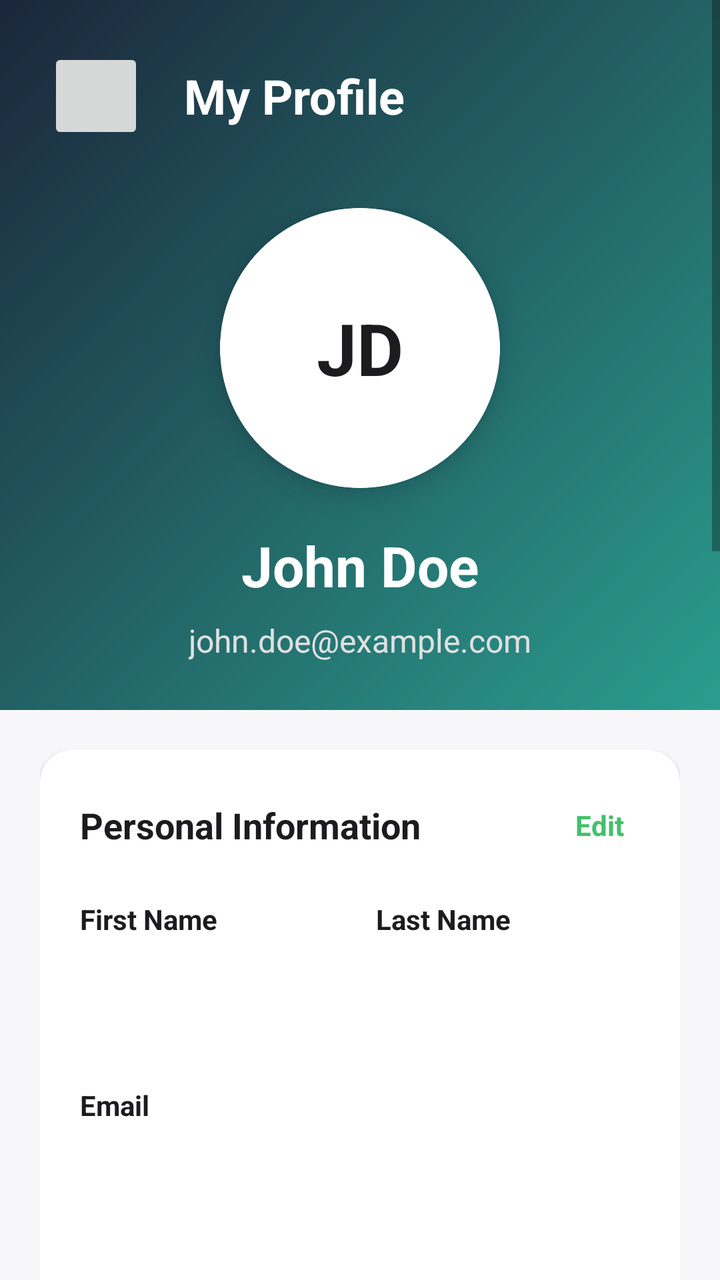
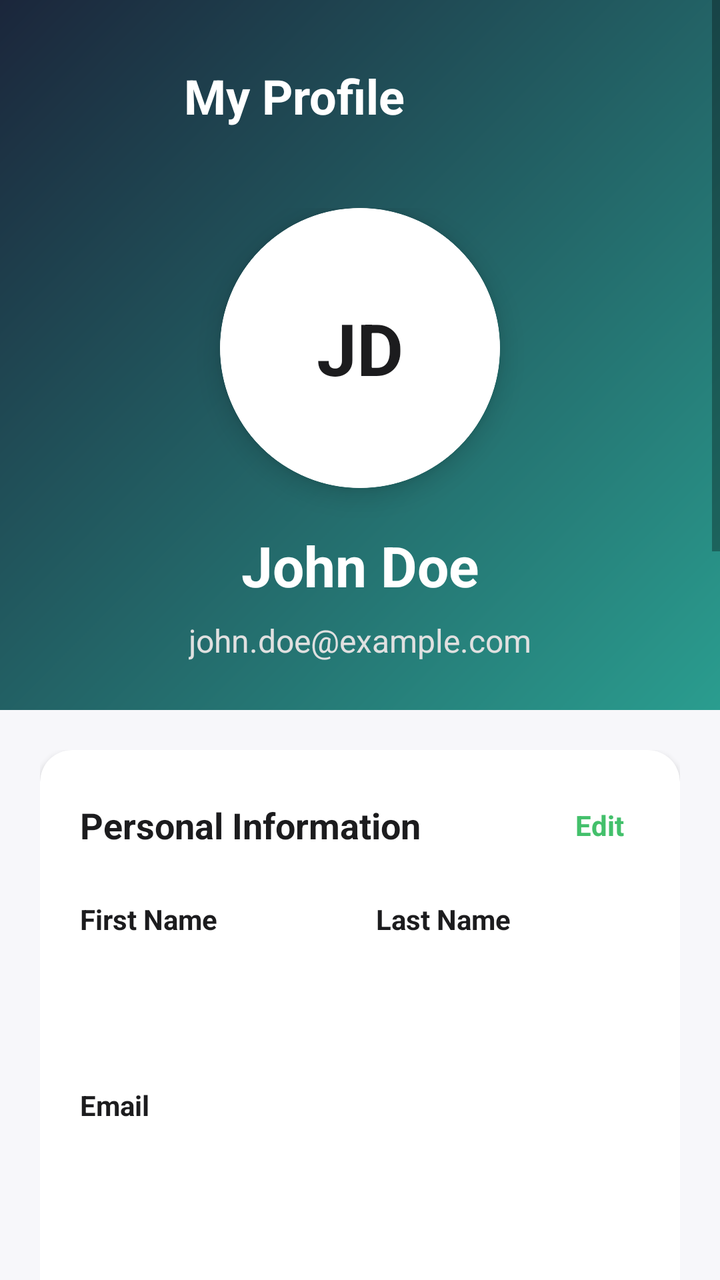

Two renders of the same Android screen: before a commit and after it. Below are the layout's source before the change and the commit's diff.
<!-- AndroidManifest.xml: application theme Theme.RadarShop -->
<!-- res/layout/activity_profile.xml -->
<?xml version="1.0" encoding="utf-8"?>
<ScrollView xmlns:android="http://schemas.android.com/apk/res/android"
    xmlns:app="http://schemas.android.com/apk/res-auto"
    android:layout_width="match_parent"
    android:layout_height="match_parent"
    android:background="@color/bgPage"
    android:fillViewport="true">

    <LinearLayout
        android:layout_width="match_parent"
        android:layout_height="wrap_content"
        android:orientation="vertical">

        
        <LinearLayout
            android:layout_width="match_parent"
            android:layout_height="wrap_content"
            android:background="@drawable/profile_header_gradient"
            android:orientation="vertical"
            android:padding="24dp">

            
            <LinearLayout
                android:layout_width="match_parent"
                android:layout_height="wrap_content"
                android:orientation="horizontal"
                android:gravity="center_vertical"
                android:layout_marginBottom="32dp">

                <ImageButton
                    android:id="@+id/btnBack"
                    android:layout_width="48dp"
                    android:layout_height="48dp"
                    android:contentDescription="Back"
                    android:src="@drawable/back_arrow" />

                <TextView
                    android:layout_width="0dp"
                    android:layout_height="wrap_content"
                    android:layout_weight="1"
                    android:text="My Profile"
                    android:textStyle="bold"
                    android:textSize="24sp"
                    android:textColor="@android:color/white"
                    android:paddingStart="20dp" />
            </LinearLayout>

            
            <LinearLayout
                android:layout_width="match_parent"
                android:layout_height="wrap_content"
                android:orientation="vertical"
                android:gravity="center_horizontal">

                
                <com.google.android.material.card.MaterialCardView
                    android:layout_width="140dp"
                    android:layout_height="140dp"
                    app:cardCornerRadius="70dp"
                    app:strokeColor="#FFFFFF"
                    app:strokeWidth="4dp"
                    app:cardElevation="8dp"
                    android:layout_marginBottom="20dp">

                    <TextView
                        android:id="@+id/tvAvatar"
                        android:layout_width="match_parent"
                        android:layout_height="match_parent"
                        android:gravity="center"
                        android:text="JD"
                        android:textSize="36sp"
                        android:textStyle="bold"
                        android:textColor="@color/txtPrimary" />
                </com.google.android.material.card.MaterialCardView>

                
                <TextView
                    android:id="@+id/tvName"
                    android:layout_width="wrap_content"
                    android:layout_height="wrap_content"
                    android:text="John Doe"
                    android:textStyle="bold"
                    android:textColor="@android:color/white"
                    android:textSize="28sp"
                    android:layout_marginBottom="8dp" />

                
                <TextView
                    android:id="@+id/tvEmailHeader"
                    android:layout_width="wrap_content"
                    android:layout_height="wrap_content"
                    android:text="john.doe@example.com"
                    android:textColor="#E0E0E0"
                    android:textSize="16sp" />
            </LinearLayout>
        </LinearLayout>

        
        <LinearLayout
            android:layout_width="match_parent"
            android:layout_height="wrap_content"
            android:orientation="vertical"
            android:padding="20dp">

            
            <com.google.android.material.card.MaterialCardView
                android:layout_width="match_parent"
                android:layout_height="wrap_content"
                android:layout_marginBottom="20dp"
                app:cardCornerRadius="16dp"
                app:cardElevation="2dp">

                <LinearLayout
                    android:layout_width="match_parent"
                    android:layout_height="wrap_content"
                    android:orientation="vertical"
                    android:padding="20dp">

                    
                    <LinearLayout
                        android:layout_width="match_parent"
                        android:layout_height="wrap_content"
                        android:orientation="horizontal"
                        android:gravity="center_vertical"
                        android:layout_marginBottom="20dp">

                        <TextView
                            android:layout_width="0dp"
                            android:layout_height="wrap_content"
                            android:layout_weight="1"
                            android:text="Personal Information"
                            android:textStyle="bold"
                            android:textSize="18sp"
                            android:textColor="@color/txtPrimary" />

                        <ImageView
                            android:id="@+id/ivSave"
                            android:layout_width="24dp"
                            android:layout_height="24dp"
                            android:src="@android:drawable/ic_menu_save"
                            android:visibility="gone"
                            app:tint="@color/promoGreen" />

                        <TextView
                            android:id="@+id/tvEdit"
                            android:layout_width="wrap_content"
                            android:layout_height="wrap_content"
                            android:text="Edit"
                            android:textColor="@color/promoGreen"
                            android:textStyle="bold"
                            android:paddingStart="12dp"
                            android:background="?attr/selectableItemBackground"
                            android:padding="8dp" />
                    </LinearLayout>

                    
                    <LinearLayout
                        android:layout_width="match_parent"
                        android:layout_height="wrap_content"
                        android:orientation="horizontal"
                        android:layout_marginBottom="16dp">

                        <LinearLayout
                            android:layout_width="0dp"
                            android:layout_height="wrap_content"
                            android:layout_weight="1"
                            android:orientation="vertical"
                            android:paddingEnd="8dp">

                            <TextView
                                android:layout_width="wrap_content"
                                android:layout_height="wrap_content"
                                android:text="First Name"
                                android:textStyle="bold"
                                android:textColor="@color/txtPrimary"
                                android:textSize="14sp"
                                android:layout_marginBottom="8dp" />

                            <EditText
                                android:id="@+id/etFirst"
                                android:layout_width="match_parent"
                                android:layout_height="50dp"
                                android:background="@drawable/rounded_container"
                                android:padding="12dp"
                                android:enabled="false"
                                android:textSize="16sp" />
                        </LinearLayout>

                        <LinearLayout
                            android:layout_width="0dp"
                            android:layout_height="wrap_content"
                            android:layout_weight="1"
                            android:orientation="vertical"
                            android:paddingStart="8dp">

                            <TextView
                                android:layout_width="wrap_content"
                                android:layout_height="wrap_content"
                                android:text="Last Name"
                                android:textStyle="bold"
                                android:textColor="@color/txtPrimary"
                                android:textSize="14sp"
                                android:layout_marginBottom="8dp" />

                            <EditText
                                android:id="@+id/etLast"
                                android:layout_width="match_parent"
                                android:layout_height="50dp"
                                android:background="@drawable/rounded_container"
                                android:padding="12dp"
                                android:enabled="false"
                                android:textSize="16sp" />
                        </LinearLayout>
                    </LinearLayout>

                    
                    <LinearLayout
                        android:layout_width="match_parent"
                        android:layout_height="wrap_content"
                        android:orientation="vertical"
                        android:layout_marginBottom="16dp">

                        <TextView
                            android:layout_width="wrap_content"
                            android:layout_height="wrap_content"
                            android:text="Email"
                            android:textStyle="bold"
                            android:textColor="@color/txtPrimary"
                            android:textSize="14sp"
                            android:layout_marginBottom="8dp" />

                        <EditText
                            android:id="@+id/etEmail"
                            android:layout_width="match_parent"
                            android:layout_height="50dp"
                            android:background="@drawable/rounded_container"
                            android:padding="12dp"
                            android:enabled="false"
                            android:inputType="textEmailAddress"
                            android:textSize="16sp" />
                    </LinearLayout>

                    
                    <LinearLayout
                        android:layout_width="match_parent"
                        android:layout_height="wrap_content"
                        android:orientation="vertical">

                        <TextView
                            android:layout_width="wrap_content"
                            android:layout_height="wrap_content"
                            android:text="Phone"
                            android:textStyle="bold"
                            android:textColor="@color/txtPrimary"
                            android:textSize="14sp"
                            android:layout_marginBottom="8dp" />

                        <EditText
                            android:id="@+id/etPhone"
                            android:layout_width="match_parent"
                            android:layout_height="50dp"
                            android:background="@drawable/rounded_container"
                            android:padding="12dp"
                            android:enabled="false"
                            android:inputType="phone"
                            android:textSize="16sp" />
                    </LinearLayout>
                </LinearLayout>
            </com.google.android.material.card.MaterialCardView>

            
            <com.google.android.material.card.MaterialCardView
                android:layout_width="match_parent"
                android:layout_height="wrap_content"
                android:layout_marginBottom="20dp"
                app:cardCornerRadius="16dp"
                app:cardElevation="2dp">

                <LinearLayout
                    android:layout_width="match_parent"
                    android:layout_height="wrap_content"
                    android:orientation="vertical"
                    android:padding="20dp">

                    
                    <LinearLayout
                        android:layout_width="match_parent"
                        android:layout_height="wrap_content"
                        android:orientation="horizontal"
                        android:gravity="center_vertical"
                        android:layout_marginBottom="20dp">

                        <TextView
                            android:layout_width="0dp"
                            android:layout_height="wrap_content"
                            android:layout_weight="1"
                            android:text="Shipping Address"
                            android:textStyle="bold"
                            android:textSize="18sp"
                            android:textColor="@color/txtPrimary" />

                        <TextView
                            android:id="@+id/tvEditAddress"
                            android:layout_width="wrap_content"
                            android:layout_height="wrap_content"
                            android:text="Edit"
                            android:textColor="@color/promoGreen"
                            android:textStyle="bold"
                            android:background="?attr/selectableItemBackground"
                            android:padding="8dp" />
                    </LinearLayout>

                    
                    <LinearLayout
                        android:layout_width="match_parent"
                        android:layout_height="wrap_content"
                        android:orientation="vertical"
                        android:layout_marginBottom="16dp">

                        <TextView
                            android:layout_width="wrap_content"
                            android:layout_height="wrap_content"
                            android:text="Street Address"
                            android:textStyle="bold"
                            android:textColor="@color/txtPrimary"
                            android:textSize="14sp"
                            android:layout_marginBottom="8dp" />

                        <EditText
                            android:id="@+id/etStreet"
                            android:layout_width="match_parent"
                            android:layout_height="50dp"
                            android:background="@drawable/rounded_container"
                            android:padding="12dp"
                            android:enabled="false"
                            android:textSize="16sp" />
                    </LinearLayout>

                    
                    <LinearLayout
                        android:layout_width="match_parent"
                        android:layout_height="wrap_content"
                        android:orientation="horizontal"
                        android:layout_marginBottom="16dp">

                        <LinearLayout
                            android:layout_width="0dp"
                            android:layout_height="wrap_content"
                            android:layout_weight="1"
                            android:orientation="vertical"
                            android:paddingEnd="8dp">

                            <TextView
                                android:layout_width="wrap_content"
                                android:layout_height="wrap_content"
                                android:text="City"
                                android:textStyle="bold"
                                android:textColor="@color/txtPrimary"
                                android:textSize="14sp"
                                android:layout_marginBottom="8dp" />

                            <EditText
                                android:id="@+id/etCity"
                                android:layout_width="match_parent"
                                android:layout_height="50dp"
                                android:background="@drawable/rounded_container"
                                android:padding="12dp"
                                android:enabled="false"
                                android:textSize="16sp" />
                        </LinearLayout>

                        <LinearLayout
                            android:layout_width="0dp"
                            android:layout_height="wrap_content"
                            android:layout_weight="1"
                            android:orientation="vertical"
                            android:paddingStart="8dp">

                            <TextView
                                android:layout_width="wrap_content"
                                android:layout_height="wrap_content"
                                android:text="State"
                                android:textStyle="bold"
                                android:textColor="@color/txtPrimary"
                                android:textSize="14sp"
                                android:layout_marginBottom="8dp" />

                            <EditText
                                android:id="@+id/etState"
                                android:layout_width="match_parent"
                                android:layout_height="50dp"
                                android:background="@drawable/rounded_container"
                                android:padding="12dp"
                                android:enabled="false"
                                android:textSize="16sp" />
                        </LinearLayout>
                    </LinearLayout>

                    
                    <LinearLayout
                        android:layout_width="match_parent"
                        android:layout_height="wrap_content"
                        android:orientation="horizontal">

                        <LinearLayout
                            android:layout_width="0dp"
                            android:layout_height="wrap_content"
                            android:layout_weight="1"
                            android:orientation="vertical"
                            android:paddingEnd="8dp">

                            <TextView
                                android:layout_width="wrap_content"
                                android:layout_height="wrap_content"
                                android:text="ZIP Code"
                                android:textStyle="bold"
                                android:textColor="@color/txtPrimary"
                                android:textSize="14sp"
                                android:layout_marginBottom="8dp" />

                            <EditText
                                android:id="@+id/etZip"
                                android:layout_width="match_parent"
                                android:layout_height="50dp"
                                android:background="@drawable/rounded_container"
                                android:padding="12dp"
                                android:enabled="false"
                                android:inputType="number"
                                android:textSize="16sp" />
                        </LinearLayout>

                        <LinearLayout
                            android:layout_width="0dp"
                            android:layout_height="wrap_content"
                            android:layout_weight="1"
                            android:orientation="vertical"
                            android:paddingStart="8dp">

                            <TextView
                                android:layout_width="wrap_content"
                                android:layout_height="wrap_content"
                                android:text="Country"
                                android:textStyle="bold"
                                android:textColor="@color/txtPrimary"
                                android:textSize="14sp"
                                android:layout_marginBottom="8dp" />

                            <EditText
                                android:id="@+id/etCountry"
                                android:layout_width="match_parent"
                                android:layout_height="50dp"
                                android:background="@drawable/rounded_container"
                                android:padding="12dp"
                                android:enabled="false"
                                android:textSize="16sp" />
                        </LinearLayout>
                    </LinearLayout>
                </LinearLayout>
            </com.google.android.material.card.MaterialCardView>

            
            <com.google.android.material.card.MaterialCardView
                android:layout_width="match_parent"
                android:layout_height="wrap_content"
                android:layout_marginBottom="20dp"
                app:cardCornerRadius="20dp"
                app:cardElevation="4dp">

                <LinearLayout
                    android:layout_width="match_parent"
                    android:layout_height="wrap_content"
                    android:orientation="vertical"
                    android:padding="24dp">

                    
                    <LinearLayout
                        android:layout_width="match_parent"
                        android:layout_height="wrap_content"
                        android:orientation="horizontal"
                        android:gravity="center_vertical"
                        android:background="@drawable/action_item_background"
                        android:padding="16dp"
                        android:layout_marginBottom="12dp"
                        android:clickable="true"
                        android:focusable="true"
                        android:id="@+id/btnChangePassword">

                        <ImageView
                            android:layout_width="24dp"
                            android:layout_height="24dp"
                            android:src="@drawable/ic_lock_custom"
                            app:tint="@color/brand_primary" />

                        <TextView
                            android:layout_width="0dp"
                            android:layout_height="wrap_content"
                            android:layout_weight="1"
                            android:text="Change Password"
                            android:textSize="16sp"
                            android:textStyle="bold"
                            android:textColor="@color/txtPrimary"
                            android:paddingStart="16dp" />

                        <ImageView
                            android:layout_width="20dp"
                            android:layout_height="20dp"
                            android:src="@android:drawable/ic_media_next"
                            app:tint="@color/txtMuted" />
                    </LinearLayout>

                    
                    <View
                        android:layout_width="match_parent"
                        android:layout_height="1dp"
                        android:background="#F0F0F0"
                        android:layout_marginVertical="8dp" />

                    
                    <LinearLayout
                        android:layout_width="match_parent"
                        android:layout_height="wrap_content"
                        android:orientation="horizontal"
                        android:gravity="center_vertical"
                        android:background="@drawable/action_item_background"
                        android:padding="16dp"
                        android:layout_marginBottom="12dp"
                        android:clickable="true"
                        android:focusable="true"
                        android:id="@+id/btnLogout">

                        <ImageView
                            android:layout_width="24dp"
                            android:layout_height="24dp"
                            android:src="@drawable/ic_logout_custom"
                            app:tint="#FF6B6B" />

                        <TextView
                            android:layout_width="0dp"
                            android:layout_height="wrap_content"
                            android:layout_weight="1"
                            android:text="Logout"
                            android:textSize="16sp"
                            android:textStyle="bold"
                            android:textColor="#FF6B6B"
                            android:paddingStart="16dp" />

                        <ImageView
                            android:layout_width="20dp"
                            android:layout_height="20dp"
                            android:src="@android:drawable/ic_media_next"
                            app:tint="@color/txtMuted" />
                    </LinearLayout>

                    
                    <View
                        android:layout_width="match_parent"
                        android:layout_height="1dp"
                        android:background="#F0F0F0"
                        android:layout_marginVertical="8dp" />

                    
                    <LinearLayout
                        android:layout_width="match_parent"
                        android:layout_height="wrap_content"
                        android:orientation="horizontal"
                        android:gravity="center_vertical"
                        android:background="@drawable/danger_action_background"
                        android:padding="16dp"
                        android:clickable="true"
                        android:focusable="true"
                        android:id="@+id/btnDeleteAccount">

                        <ImageView
                            android:layout_width="24dp"
                            android:layout_height="24dp"
                            android:src="@drawable/ic_delete_custom"
                            app:tint="@android:color/white" />

                        <TextView
                            android:layout_width="0dp"
                            android:layout_height="wrap_content"
                            android:layout_weight="1"
                            android:text="Delete Account"
                            android:textSize="16sp"
                            android:textStyle="bold"
                            android:textColor="@android:color/white"
                            android:paddingStart="16dp" />

                        <ImageView
                            android:layout_width="20dp"
                            android:layout_height="20dp"
                            android:src="@android:drawable/ic_media_next"
                            app:tint="@android:color/white" />
                    </LinearLayout>
                </LinearLayout>
            </com.google.android.material.card.MaterialCardView>

            
            <View
                android:layout_width="match_parent"
                android:layout_height="40dp" />
        </LinearLayout>
    </LinearLayout>
</ScrollView>
<!-- resources referenced by this layout -->
<resources>
  <color name="bgPage">#FFF7F7FA</color>
  <color name="brand_primary">#2A9D8F</color>
  <color name="promoGreen">#43C06B</color>
  <color name="txtMuted">#7A7A8C</color>
  <color name="txtPrimary">#1C1C1E</color>
  <!-- drawable action_item_background (drawable) -->
  <?xml version="1.0" encoding="utf-8"?>
  <selector xmlns:android="http://schemas.android.com/apk/res/android">
      <item android:state_pressed="true">
          <shape android:shape="rectangle">
              <solid android:color="#F0F0F0" />
              <corners android:radius="12dp" />
          </shape>
      </item>
      <item>
          <shape android:shape="rectangle">
              <solid android:color="#FFFFFF" />
              <corners android:radius="12dp" />
              <stroke android:width="1dp" android:color="#E0E0E0" />
          </shape>
      </item>
  </selector>
  <!-- drawable danger_action_background (drawable) -->
  <?xml version="1.0" encoding="utf-8"?>
  <selector xmlns:android="http://schemas.android.com/apk/res/android">
      <item android:state_pressed="true">
          <shape android:shape="rectangle">
              <solid android:color="#E53E3E" />
              <corners android:radius="12dp" />
          </shape>
      </item>
      <item>
          <shape android:shape="rectangle">
              <solid android:color="#F56565" />
              <corners android:radius="12dp" />
          </shape>
      </item>
  </selector>
  <!-- drawable ic_delete_custom (drawable) -->
  <?xml version="1.0" encoding="utf-8"?>
  <vector xmlns:android="http://schemas.android.com/apk/res/android"
      android:width="24dp"
      android:height="24dp"
      android:viewportWidth="24"
      android:viewportHeight="24">
      <path
          android:fillColor="#FF000000"
          android:pathData="M6,19c0,1.1 0.9,2 2,2h8c1.1,0 2,-0.9 2,-2V7H6v12zM19,4h-3.5l-1,-1h-5l-1,1H5v2h14V4z"/>
  </vector>
  <!-- drawable ic_lock_custom (drawable) -->
  <?xml version="1.0" encoding="utf-8"?>
  <vector xmlns:android="http://schemas.android.com/apk/res/android"
      android:width="24dp"
      android:height="24dp"
      android:viewportWidth="24"
      android:viewportHeight="24">
      <path
          android:fillColor="#FF000000"
          android:pathData="M18,8h-1L17,6c0,-2.76 -2.24,-5 -5,-5S7,3.24,7,6v2L6,8c-1.1,0 -2,0.9 -2,2v10c0,1.1,0.9,2,2,2h12c1.1,0 2,-0.9 2,-2L20,10c0,-1.1 -0.9,-2 -2,-2zM12,17c-1.1,0 -2,-0.9 -2,-2s0.9,-2 2,-2 2,0.9 2,2 -0.9,2 -2,2zM15.1,8L8.9,8L8.9,6c0,-1.71 1.39,-3.1 3.1,-3.1 1.71,0 3.1,1.39 3.1,3.1v2z"/>
  </vector>
  <!-- drawable ic_logout_custom (drawable) -->
  <?xml version="1.0" encoding="utf-8"?>
  <vector xmlns:android="http://schemas.android.com/apk/res/android"
      android:width="24dp"
      android:height="24dp"
      android:viewportWidth="24"
      android:viewportHeight="24">
      <path
          android:fillColor="#FF000000"
          android:pathData="M17,7l-1.41,1.41L18.17,11H8v2h10.17l-2.58,2.58L17,17l5,-5zM4,5h8V3H4C2.9,3 2,3.9 2,5v14c0,1.1,0.9,2 2,2h8v-2H4V5z"/>
  </vector>
  <!-- drawable profile_header_gradient (drawable) -->
  <?xml version="1.0" encoding="utf-8"?>
  <shape xmlns:android="http://schemas.android.com/apk/res/android">
      <gradient
          android:startColor="#2A9D8F"
          android:endColor="#1B263B"
          android:angle="135" />
  </shape>
  <style name="Theme.RadarShop" parent="Theme.MaterialComponents.DayNight.NoActionBar">
          <item name="colorPrimary">@color/purple_500</item>
          <item name="colorPrimaryVariant">@color/purple_700</item>
          <item name="colorOnPrimary">@android:color/white</item>
  
          <item name="colorSecondary">@color/teal_200</item>
          <item name="colorSecondaryVariant">@color/teal_700</item>
          <item name="colorOnSecondary">@android:color/black</item>
  
          <item name="android:statusBarColor">?attr/colorPrimaryVariant</item>
      </style>
  <color name="purple_500">#6200EE</color>
  <color name="purple_700">#3700B3</color>
  <color name="teal_200">#03DAC5</color>
  <color name="teal_700">#018786</color>
</resources>

<!-- the commit's change to res/layout/activity_profile.xml (unified diff, before → after) -->
@@ -31,8 +31,11 @@
                     android:id="@+id/btnBack"
                     android:layout_width="48dp"
                     android:layout_height="48dp"
+                    android:background="#00FFFFFF"
                     android:contentDescription="Back"
-                    android:src="@drawable/back_arrow" />
+                    android:scaleType="centerInside"
+                    android:src="@drawable/back_arrow"
+                    android:visibility="visible" />
 
                 <TextView
                     android:layout_width="0dp"
